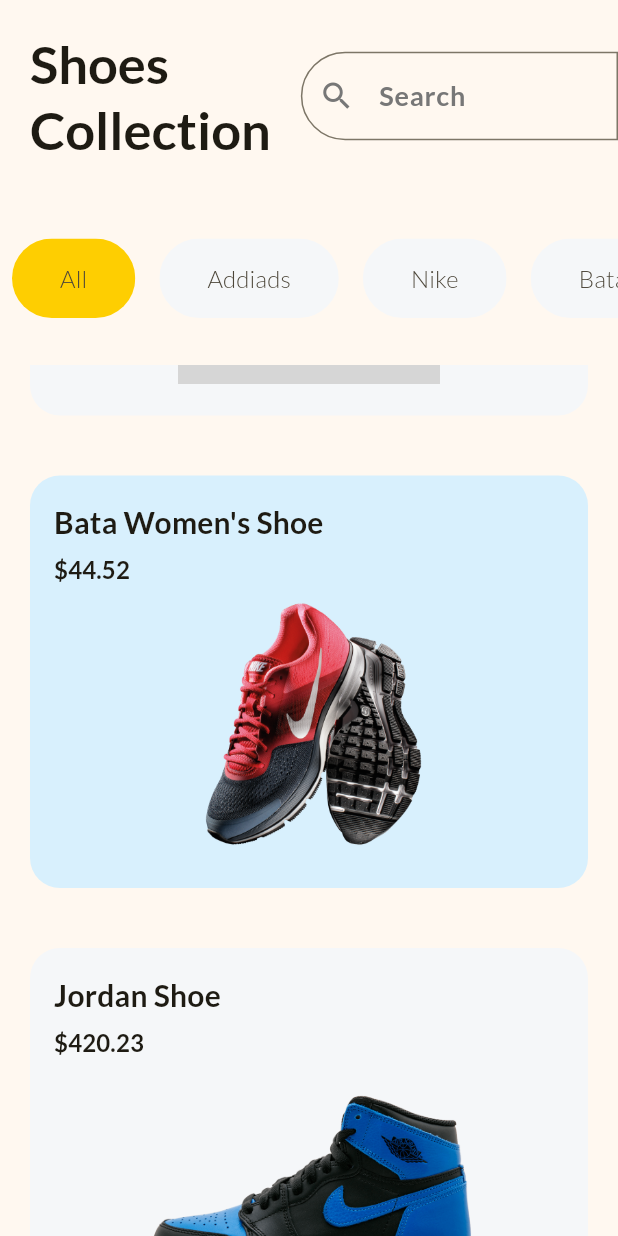
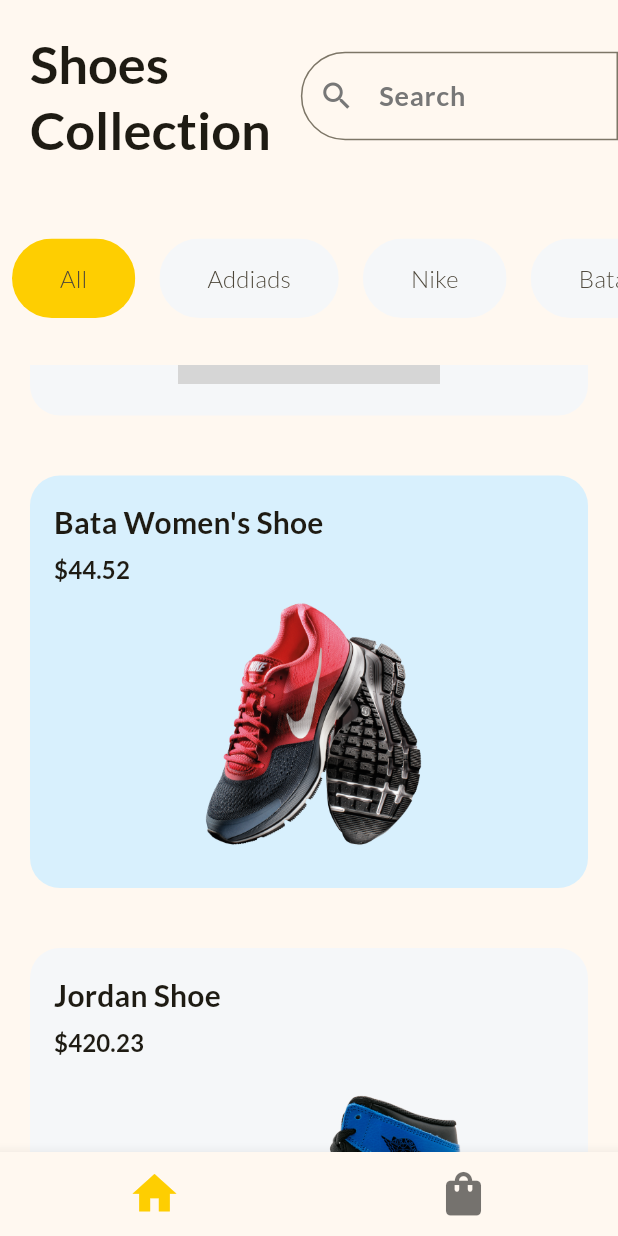
Before and after one commit to myozin-kyaw/flutter, a Flutter app: the HomePage screen opened directly, scrolled down 576 dp, on a phone screen of 412 x 824 dp. Run offline on Flutter 3.47's test engine with Material 3 defaults, Android fonts, the light colour scheme and no system bars; grey boxes are pictures that could not be loaded.

Commit message:
shopping app finished with ui

```diff
--- a/shopping_app/lib/components/chip_one.dart
+++ b/shopping_app/lib/components/chip_one.dart
@@ -4,12 +4,20 @@
   final List<String> items;
   final int fontSize;
   final Color backgroundColor;
+  final bool hasBorder;
+  final double paddingVertical;
+  final double paddingHorizontal;
+  final double borderRadius;
 
   const ChipOne({
     super.key,
     required this.items,
     required this.fontSize,
     required this.backgroundColor,
+    required this.hasBorder,
+    required this.paddingVertical,
+    required this.paddingHorizontal,
+    required this.borderRadius,
   });
 
   @override
@@ -50,13 +58,15 @@
                 labelStyle: const TextStyle(
                   fontSize: 16,
                 ),
-                padding: const EdgeInsets.symmetric(
-                  horizontal: 24,
-                  vertical: 15,
+                padding: EdgeInsets.symmetric(
+                  horizontal: widget.paddingHorizontal,
+                  vertical: widget.paddingVertical,
                 ),
-                side: BorderSide.none,
+                side: widget.hasBorder
+                    ? const BorderSide(style: BorderStyle.solid)
+                    : BorderSide.none,
                 shape: RoundedRectangleBorder(
-                  borderRadius: BorderRadius.circular(50),
+                  borderRadius: BorderRadius.circular(widget.borderRadius),
                 ),
               ),
             ),
--- a/shopping_app/lib/global_variable.dart
+++ b/shopping_app/lib/global_variable.dart
@@ -4,7 +4,8 @@
     'title': 'Nike Men\'s Shoe',
     'price': 44.52,
     'company': 'Nike',
-    'size': ['38', '39', '40', '41', '42', '43', '44', '45'],
+    // 'sizes': [38, 39, 40, 41, 42, 43, 44, 45],
+    'sizes': ['38', '39', '40', '41', '42', '43', '44', '45'],
     'image': 'assets/images/shoes_1.png',
   },
   {
@@ -12,7 +13,8 @@
     'title': 'Addidas Shoe',
     'price': 20.2,
     'company': 'Addidas',
-    'size': ['36', '37', '38', '39', '40', '41', '42', '43', '44', '45'],
+    'sizes': ['36', '37', '38', '39', '40', '41', '42', '43', '44', '45'],
+    // 'sizes': [36, 37, 38, 39, 40, 41, 42, 43, 44, 45],
     'image': 'assets/images/shoes_2.png',
   },
   {
@@ -20,7 +22,8 @@
     'title': 'Bata Women\'s Shoe',
     'price': 44.52,
     'company': 'Bata',
-    'size': ['35', '36', '37', '38'],
+    'sizes': ['35', '36', '37', '38'],
+    // 'sizes': [35, 36, 37, 38],
     'image': 'assets/images/shoes_3.png',
   },
   {
@@ -28,7 +31,8 @@
     'title': 'Jordan Shoe',
     'price': 420.23,
     'company': 'Nike',
-    'size': ['39', '40', '41', '42', '43', '44', '45'],
+    'sizes': ['39', '40', '41', '42', '43', '44', '45'],
+    // 'sizes': [39, 40, 41, 42, 43, 44, 45],
     'image': 'assets/images/shoes_4.png',
   }
 ];
--- a/shopping_app/lib/home_page.dart
+++ b/shopping_app/lib/home_page.dart
@@ -1,7 +1,6 @@
 import 'package:flutter/material.dart';
-import 'package:shopping_app/components/chip_one.dart';
-import 'package:shopping_app/header.dart';
 import 'package:shopping_app/shoes/shoe_page.dart';
+import 'package:shopping_app/shop_cart_page.dart';
 
 class HomePage extends StatefulWidget {
   const HomePage({super.key});
@@ -11,32 +10,37 @@
 }
 
 class _HomePageState extends State<HomePage> {
-  final List<String> items = const [
-    'All',
-    'Addiads',
-    'Nike',
-    'Bata',
-    'Ikea',
-    'Ipenema'
-  ];
+  int currentPage = 0;
+
+  List<Widget> pages = const [ShoePage(), ShopCartPage()];
 
   @override
   Widget build(BuildContext context) {
     return Scaffold(
-      body: SafeArea(
-        child: Column(
-          children: [
-            const Header(),
-            const SizedBox(height: 30),
-            ChipOne(
-              items: items,
-              fontSize: 16,
-              backgroundColor: const Color.fromRGBO(245, 247, 249, 1),
-            ),
-            const SizedBox(height: 30),
-            const ShoePage(),
-          ],
-        ),
+      body: IndexedStack(
+        index: currentPage,
+        children: pages,
+      ),
+      bottomNavigationBar: BottomNavigationBar(
+        iconSize: 35,
+        selectedFontSize: 0,
+        unselectedFontSize: 0,
+        onTap: (value) {
+          setState(() {
+            currentPage = value;
+          });
+        },
+        currentIndex: currentPage,
+        items: const [
+          BottomNavigationBarItem(
+            icon: Icon(Icons.home),
+            label: '',
+          ),
+          BottomNavigationBarItem(
+            icon: Icon(Icons.shopping_bag),
+            label: '',
+          ),
+        ],
       ),
     );
   }
--- a/shopping_app/lib/shoes/shoe_page.dart
+++ b/shopping_app/lib/shoes/shoe_page.dart
@@ -1,13 +1,40 @@
 import 'package:flutter/material.dart';
+import 'package:shopping_app/components/chip_one.dart';
 import 'package:shopping_app/components/shoe_card.dart';
 import 'package:shopping_app/global_variable.dart';
+import 'package:shopping_app/header.dart';
+import 'package:shopping_app/shoes/shoe_detail_page.dart';
 
 class ShoePage extends StatelessWidget {
   const ShoePage({super.key});
 
+  final List<String> items = const [
+    'All',
+    'Addiads',
+    'Nike',
+    'Bata',
+    'Ikea',
+    'Ipenema'
+  ];
+
   @override
   Widget build(BuildContext context) {
-    return Expanded(
+    return SafeArea(
+      child: Column(
+        children: [
+          const Header(),
+          const SizedBox(height: 30),
+          ChipOne(
+            items: items,
+            fontSize: 16,
+            backgroundColor: const Color.fromRGBO(245, 247, 249, 1),
+            hasBorder: false,
+            paddingHorizontal: 24,
+            paddingVertical: 15,
+            borderRadius: 50,
+          ),
+          const SizedBox(height: 30),
+          Expanded(
             child: SizedBox(
               height: 250,
               width: double.infinity,
@@ -16,17 +43,31 @@
                 itemBuilder: (context, index) {
                   final shoe = shoes[index];
 
-            return ShoeCard(
+                  return GestureDetector(
+                    onTap: () {
+                      Navigator.of(context).push(
+                        MaterialPageRoute(
+                          builder: (context) {
+                            return ShoeDetailPage(shoe: shoe);
+                          },
+                        ),
+                      );
+                    },
+                    child: ShoeCard(
                       title: shoe['title'] as String,
                       price: shoe['price'] as double,
                       image: shoe['image'] as String,
                       backgroundColor: index.isEven
                           ? const Color.fromRGBO(216, 240, 253, 1)
                           : const Color.fromRGBO(245, 247, 249, 1),
+                    ),
                   );
                 },
               ),
             ),
+          ),
+        ],
+      ),
     );
   }
 }
--- a/shopping_app/pubspec.yaml
+++ b/shopping_app/pubspec.yaml
@@ -35,6 +35,7 @@
   # The following adds the Cupertino Icons font to your application.
   # Use with the CupertinoIcons class for iOS style icons.
   cupertino_icons: ^1.0.2
+  provider: ^6.1.1
 
 dev_dependencies:
   flutter_test:
```
Also changed, not shown: shopping_app/lib/main.dart (+2 -6 lines), shopping_app/lib/shoes/shoe_detail_page.dart (+31 -11 lines), shopping_app/lib/shop_cart_page.dart (added, +51 -0 lines), shopping_app/pubspec.lock. Lines whose indentation alone changed are shown as unchanged.
